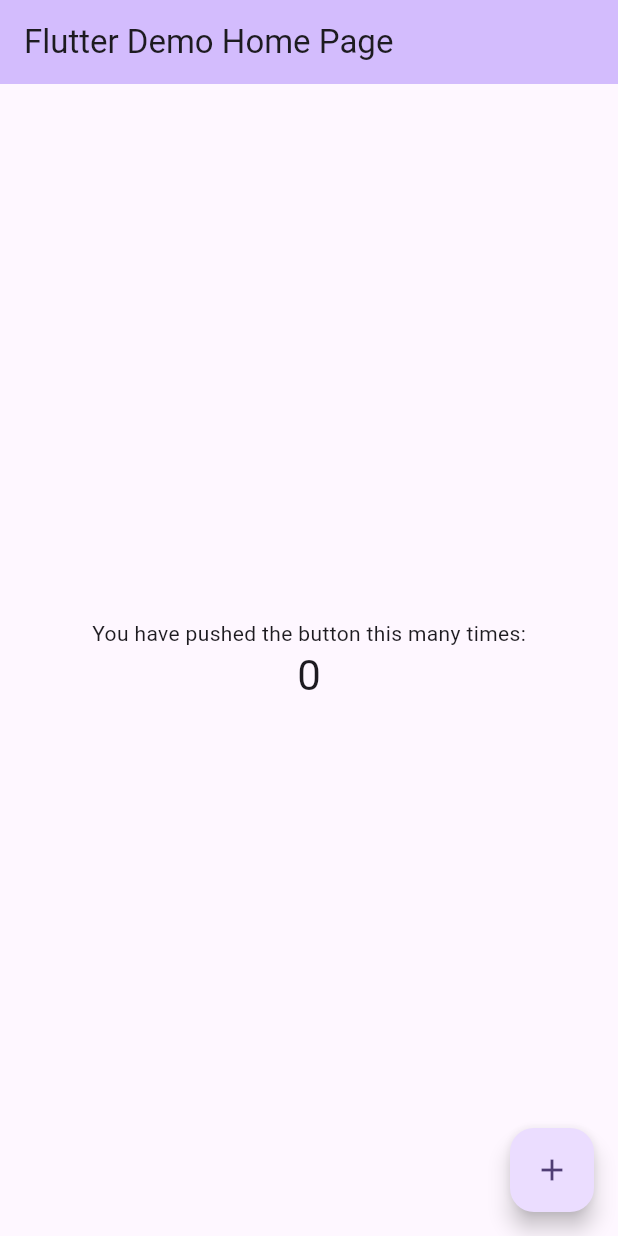
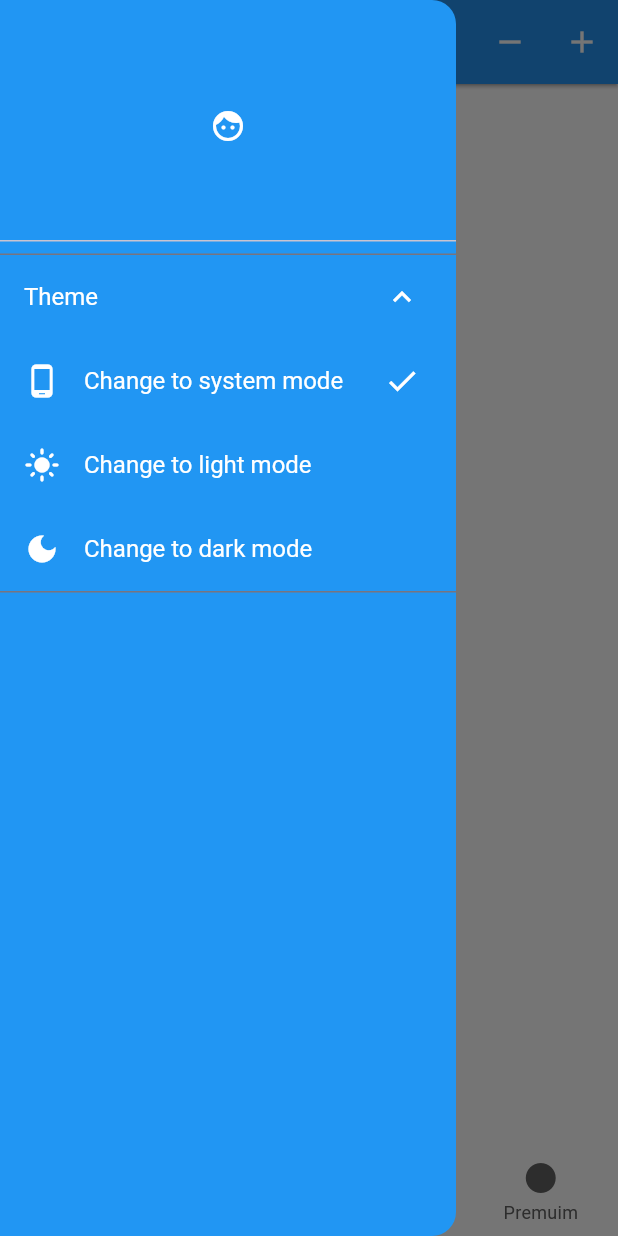
Before and after one commit to TharoChan/final_project_of_mobile_app, a Flutter app: the screen it shows after launch, with the side drawer open (before the commit the screen has no drawer), on a phone screen of 412 x 824 dp. Run offline on Flutter 3.47's test engine with Material 3 defaults, Android fonts, the phone set to English and light mode, and no system bars.

Commit message:
layout and theme

```diff
--- /dev/null
+++ b/lib/layout_page.dart
@@ -0,0 +1,224 @@
+// import 'package:final_project_of_mobile_app/pages/home_page/home_page.dart';
+// import 'package:final_project_of_mobile_app/pages/library_page/library_page.dart';
+// import 'package:final_project_of_mobile_app/pages/premium_page/premium_page.dart';
+// import 'package:final_project_of_mobile_app/pages/search_page/search_page.dart';
+// import 'package:flutter/material.dart';
+
+// class LayoutPage extends StatefulWidget {
+//   const LayoutPage({super.key});
+
+//   @override
+//   State<LayoutPage> createState() => _LayoutPageState();
+// }
+
+// class _LayoutPageState extends State<LayoutPage> {
+//   final _scaffoldKey = GlobalKey<ScaffoldState>();
+
+//   @override
+//   Widget build(BuildContext context) {
+//     return Scaffold(
+//       key: _scaffoldKey,
+//       body: _buildBody(),
+//       bottomNavigationBar: _buildBottomNavBar(),
+//     );
+//   }
+
+//   int _pageIndex = 0;
+//   Widget _buildBody() {
+//     return IndexedStack(
+//       index: _pageIndex,
+//       children: const [HomePage(), SearchPage(), LibraryPage(), PremiumPage()],
+//     );
+//   }
+
+//   int _navIndex = 0;
+
+//   Widget _buildBottomNavBar() {
+//     return BottomNavigationBar(
+//       currentIndex: _navIndex,
+//       onTap: (index) {
+//         setState(() {
+//           _navIndex = index;
+//           _pageIndex = index;
+//         });
+//       },
+//       type: BottomNavigationBarType.fixed,
+//       selectedItemColor: Colors.pink,
+//       unselectedItemColor: Colors.grey,
+//       // showSelectedLabels: false,
+//       showUnselectedLabels: false,
+//       items: const [
+//         BottomNavigationBarItem(
+//           icon: Icon(Icons.home),
+//           label: "Home",
+//         ),
+//         BottomNavigationBarItem(
+//           icon: Icon(Icons.search),
+//           label: "Search",
+//         ),
+//         BottomNavigationBarItem(
+//           icon: Icon(Icons.book),
+//           label: "Your Library",
+//         ),
+//         BottomNavigationBarItem(
+//           icon: Icon(Icons.circle_sharp),
+//           label: "Premuim",
+//         ),
+//       ],
+//     );
+//   }
+// }
+
+import 'package:final_project_of_mobile_app/pages/home_page/home_page.dart';
+import 'package:final_project_of_mobile_app/pages/library_page/library_page.dart';
+import 'package:final_project_of_mobile_app/pages/premium_page/premium_page.dart';
+import 'package:final_project_of_mobile_app/pages/search_page/search_page.dart';
+import 'package:flutter/material.dart';
+import 'package:final_project_of_mobile_app/state_app/fontszie_logic.dart';
+import 'package:final_project_of_mobile_app/state_app/theme_logic.dart';
+import 'package:provider/provider.dart';
+
+class LayoutPage extends StatefulWidget {
+  const LayoutPage({super.key});
+
+  @override
+  State<LayoutPage> createState() => _LayoutPageState();
+}
+
+class _LayoutPageState extends State<LayoutPage> {
+  final _scaffoldKey = GlobalKey<ScaffoldState>();
+
+  @override
+  Widget build(BuildContext context) {
+    double size = context.watch<FontSizeLogic>().size;
+
+    return Scaffold(
+      key: _scaffoldKey,
+      appBar: AppBar(
+        shadowColor: const Color.fromARGB(255, 28, 16, 16),
+        elevation: 1,
+        title: const Text("First Screen"),
+        actions: [
+          IconButton(
+            onPressed: () {
+              setState(() {
+                //   _counter--;
+                context.read<FontSizeLogic>().decrease();
+              });
+            },
+            icon: const Icon(Icons.remove),
+          ),
+          IconButton(
+            onPressed: () {
+              setState(() {
+                // _counter++;
+                context.read<FontSizeLogic>().increase();
+              });
+            },
+            icon: const Icon(Icons.add),
+          ),
+        ],
+      ),
+      body: _buildBody(size),
+      bottomNavigationBar: _buildBottomNavBar(),
+      drawer: _buildDrawer(),
+    );
+  }
+
+  Widget _buildDrawer() {
+    int themeIndex = context.watch<ThemeLogic>().themeIndex;
+
+    return Drawer(
+      child: ListView(
+        children: [
+          const DrawerHeader(child: Icon(Icons.face)),
+          ExpansionTile(
+            title: const Text(
+              'Theme',
+              style: TextStyle(color: Colors.white),
+            ),
+            initiallyExpanded: true,
+            children: [
+              ListTile(
+                leading: const Icon(Icons.phone_android),
+                title: const Text("Change to system mode"),
+                onTap: () {
+                  context.read<ThemeLogic>().changeToSystemMode();
+                },
+                trailing: themeIndex == 0 ? const Icon(Icons.check) : null,
+              ),
+              ListTile(
+                leading: const Icon(Icons.light_mode),
+                title: const Text("Change to light mode"),
+                onTap: () {
+                  context.read<ThemeLogic>().changeToLightMode();
+                },
+                trailing: themeIndex == 1 ? const Icon(Icons.check) : null,
+              ),
+              ListTile(
+                leading: const Icon(Icons.dark_mode),
+                title: const Text("Change to dark mode"),
+                onTap: () {
+                  context.read<ThemeLogic>().changeToDarkMode();
+                },
+                trailing: themeIndex == 2 ? const Icon(Icons.check) : null,
+              ),
+            ],
+          ),
+        ],
+      ),
+    );
+  }
+
+  int _pageIndex = 0;
+  Widget _buildBody(double size) {
+    return IndexedStack(
+      index: _pageIndex,
+      children: [
+        HomePage(size: size),
+        SearchPage(size: size),
+        LibraryPage(size: size),
+        PremiumPage(size: size)
+      ],
+    );
+  }
+
+  int _navIndex = 0;
+
+  Widget _buildBottomNavBar() {
+    return BottomNavigationBar(
+      // backgroundColor: Colors.black,
+      elevation: 0,
+      currentIndex: _navIndex,
+      onTap: (index) {
+        setState(() {
+          _navIndex = index;
+          _pageIndex = index;
+        });
+      },
+      type: BottomNavigationBarType.fixed,
+      // selectedItemColor: Colors.white,
+      // unselectedItemColor: Colors.grey,
+      // showSelectedLabels: false,
+      showUnselectedLabels: true,
+      items: const [
+        BottomNavigationBarItem(
+          icon: Icon(Icons.home),
+          label: "Home",
+        ),
+        BottomNavigationBarItem(
+          icon: Icon(Icons.search),
+          label: "Search",
+        ),
+        BottomNavigationBarItem(
+          icon: Icon(Icons.book),
+          label: "Your Library",
+        ),
+        BottomNavigationBarItem(
+          icon: Icon(Icons.circle_sharp),
+          label: "Premuim",
+        ),
+      ],
+    );
+  }
+}
--- a/lib/main.dart
+++ b/lib/main.dart
@@ -1,125 +1,10 @@
+import 'package:final_project_of_mobile_app/state_app.dart';
 import 'package:flutter/material.dart';
 
 void main() {
-  runApp(const MyApp());
+  runApp(MaterialApp(
+    debugShowCheckedModeBanner: false,
+    title: 'Final Mobile Project',
+    home: providerStateApp(),
+  ));
 }
-
-class MyApp extends StatelessWidget {
-  const MyApp({super.key});
-
-  // This widget is the root of your application.
-  @override
-  Widget build(BuildContext context) {
-    return MaterialApp(
-      title: 'Flutter Demo',
-      theme: ThemeData(
-        // This is the theme of your application.
-        //
-        // TRY THIS: Try running your application with "flutter run". You'll see
-        // the application has a purple toolbar. Then, without quitting the app,
-        // try changing the seedColor in the colorScheme below to Colors.green
-        // and then invoke "hot reload" (save your changes or press the "hot
-        // reload" button in a Flutter-supported IDE, or press "r" if you used
-        // the command line to start the app).
-        //
-        // Notice that the counter didn't reset back to zero; the application
-        // state is not lost during the reload. To reset the state, use hot
-        // restart instead.
-        //
-        // This works for code too, not just values: Most code changes can be
-        // tested with just a hot reload.
-        colorScheme: ColorScheme.fromSeed(seedColor: Colors.deepPurple),
-        useMaterial3: true,
-      ),
-      home: const MyHomePage(title: 'Flutter Demo Home Page'),
-    );
-  }
-}
-
-class MyHomePage extends StatefulWidget {
-  const MyHomePage({super.key, required this.title});
-
-  // This widget is the home page of your application. It is stateful, meaning
-  // that it has a State object (defined below) that contains fields that affect
-  // how it looks.
-
-  // This class is the configuration for the state. It holds the values (in this
-  // case the title) provided by the parent (in this case the App widget) and
-  // used by the build method of the State. Fields in a Widget subclass are
-  // always marked "final".
-
-  final String title;
-
-  @override
-  State<MyHomePage> createState() => _MyHomePageState();
-}
-
-class _MyHomePageState extends State<MyHomePage> {
-  int _counter = 0;
-
-  void _incrementCounter() {
-    setState(() {
-      // This call to setState tells the Flutter framework that something has
-      // changed in this State, which causes it to rerun the build method below
-      // so that the display can reflect the updated values. If we changed
-      // _counter without calling setState(), then the build method would not be
-      // called again, and so nothing would appear to happen.
-      _counter++;
-    });
-  }
-
-  @override
-  Widget build(BuildContext context) {
-    // This method is rerun every time setState is called, for instance as done
-    // by the _incrementCounter method above.
-    //
-    // The Flutter framework has been optimized to make rerunning build methods
-    // fast, so that you can just rebuild anything that needs updating rather
-    // than having to individually change instances of widgets.
-    return Scaffold(
-      appBar: AppBar(
-        // TRY THIS: Try changing the color here to a specific color (to
-        // Colors.amber, perhaps?) and trigger a hot reload to see the AppBar
-        // change color while the other colors stay the same.
-        backgroundColor: Theme.of(context).colorScheme.inversePrimary,
-        // Here we take the value from the MyHomePage object that was created by
-        // the App.build method, and use it to set our appbar title.
-        title: Text(widget.title),
-      ),
-      body: Center(
-        // Center is a layout widget. It takes a single child and positions it
-        // in the middle of the parent.
-        child: Column(
-          // Column is also a layout widget. It takes a list of children and
-          // arranges them vertically. By default, it sizes itself to fit its
-          // children horizontally, and tries to be as tall as its parent.
-          //
-          // Column has various properties to control how it sizes itself and
-          // how it positions its children. Here we use mainAxisAlignment to
-          // center the children vertically; the main axis here is the vertical
-          // axis because Columns are vertical (the cross axis would be
-          // horizontal).
-          //
-          // TRY THIS: Invoke "debug painting" (choose the "Toggle Debug Paint"
-          // action in the IDE, or press "p" in the console), to see the
-          // wireframe for each widget.
-          mainAxisAlignment: MainAxisAlignment.center,
-          children: <Widget>[
-            const Text(
-              'You have pushed the button this many times:',
-            ),
-            Text(
-              '$_counter',
-              style: Theme.of(context).textTheme.headlineMedium,
-            ),
-          ],
-        ),
-      ),
-      floatingActionButton: FloatingActionButton(
-        onPressed: _incrementCounter,
-        tooltip: 'Increment',
-        child: const Icon(Icons.add),
-      ), // This trailing comma makes auto-formatting nicer for build methods.
-    );
-  }
-}
--- /dev/null
+++ b/lib/pages/home_page/home_page.dart
@@ -0,0 +1,22 @@
+import 'package:flutter/material.dart';
+
+class HomePage extends StatelessWidget {
+  final double size;
+
+  const HomePage({
+    super.key,
+    required this.size,
+  });
+
+  @override
+  Widget build(BuildContext context) {
+    return Scaffold(
+      body: Center(
+        child: Text(
+          'Home Page',
+          style: TextStyle(fontSize: 18 + size),
+        ),
+      ),
+    );
+  }
+}
--- /dev/null
+++ b/lib/state_app.dart
@@ -0,0 +1,89 @@
+import 'package:final_project_of_mobile_app/layout_page.dart';
+import 'package:flutter/material.dart';
+import 'state_app/fontszie_logic.dart';
+import 'state_app/theme_logic.dart';
+import 'package:provider/provider.dart';
+
+Widget providerStateApp() {
+  return MultiProvider(
+    providers: [
+      ChangeNotifierProvider(create: (context) => FontSizeLogic()),
+      ChangeNotifierProvider(create: (context) => ThemeLogic())
+    ],
+    child: const StateApp(),
+  );
+}
+
+class StateApp extends StatelessWidget {
+  const StateApp({super.key});
+
+  @override
+  Widget build(BuildContext context) {
+    int themeIndex = context.watch<ThemeLogic>().themeIndex;
+
+    return MaterialApp(
+      debugShowCheckedModeBanner: false,
+      home: const LayoutPage(),
+      themeMode: themeIndex == 0
+          ? ThemeMode.system
+          : themeIndex == 1
+              ? ThemeMode.light
+              : ThemeMode.dark,
+      theme: ThemeData(
+        brightness: Brightness.light,
+        scaffoldBackgroundColor: Colors.white,
+        appBarTheme: const AppBarTheme(
+            backgroundColor: Colors.blue,
+            titleTextStyle: TextStyle(color: Colors.white, fontSize: 24),
+            iconTheme: IconThemeData(color: Colors.white)),
+        drawerTheme: const DrawerThemeData(
+          backgroundColor: Colors.blue,
+        ),
+        expansionTileTheme: const ExpansionTileThemeData(
+          textColor: Colors.white,
+          iconColor: Colors.white,
+        ),
+        listTileTheme: const ListTileThemeData(
+          iconColor: Colors.white,
+          textColor: Colors.white,
+          titleTextStyle: TextStyle(fontSize: 16),
+        ),
+        iconTheme: const IconThemeData(
+          color: Colors.white,
+        ),
+        bottomNavigationBarTheme: BottomNavigationBarThemeData(
+          backgroundColor: Colors.white,
+          selectedItemColor: Colors.black,
+          unselectedItemColor: Colors.grey[700],
+        ),
+      ),
+      darkTheme: ThemeData(
+        brightness: Brightness.dark,
+        scaffoldBackgroundColor: Colors.black,
+        appBarTheme: const AppBarTheme(
+          backgroundColor: Colors.black,
+        ),
+        drawerTheme: const DrawerThemeData(
+          backgroundColor: Colors.black,
+        ),
+        expansionTileTheme: ExpansionTileThemeData(
+          textColor: Colors.blue[300],
+          iconColor: Colors.blue[300],
+        ),
+        listTileTheme: ListTileThemeData(
+          iconColor: Colors.blue[300],
+          textColor: Colors.blue[300],
+          titleTextStyle: const TextStyle(fontSize: 16),
+        ),
+        iconTheme: IconThemeData(
+          color: Colors.blue[300],
+        ),
+        bottomNavigationBarTheme: const BottomNavigationBarThemeData(
+          backgroundColor: Colors.black,
+          selectedItemColor: Colors.white,
+          unselectedItemColor: Colors.grey,
+        ),
+      ),
+    );
+  }
+}
--- /dev/null
+++ b/lib/state_app/fontszie_logic.dart
@@ -0,0 +1,16 @@
+import 'package:flutter/material.dart';
+
+class FontSizeLogic extends ChangeNotifier {
+  double _size = 0;
+  double get size => _size;
+
+  void increase() {
+    _size++;
+    notifyListeners();
+  }
+
+  void decrease() {
+    _size--;
+    notifyListeners();
+  }
+}
--- /dev/null
+++ b/lib/state_app/theme_logic.dart
@@ -0,0 +1,21 @@
+import 'package:flutter/material.dart';
+
+class ThemeLogic extends ChangeNotifier {
+  int _themeIndex = 0;
+  int get themeIndex => _themeIndex;
+
+  void changeToSystemMode() {
+    _themeIndex = 0;
+    notifyListeners();
+  }
+
+  void changeToLightMode() {
+    _themeIndex = 1;
+    notifyListeners();
+  }
+
+  void changeToDarkMode() {
+    _themeIndex = 2;
+    notifyListeners();
+  }
+}
--- a/pubspec.yaml
+++ b/pubspec.yaml
@@ -35,6 +35,8 @@ dependencies:
   # The following adds the Cupertino Icons font to your application.
   # Use with the CupertinoIcons class for iOS style icons.
   cupertino_icons: ^1.0.6
+  provider: ^6.1.2
+
 
 dev_dependencies:
   flutter_test:
```
Also changed, not shown: lib/pages/library_page/library_page.dart (added, +22 -0 lines), lib/pages/premium_page/premium_page.dart (added, +22 -0 lines), lib/pages/search_page/search_page.dart (added, +22 -0 lines), lib/routes/app_routes.dart (added, +28 -0 lines), pubspec.lock, 1 other file.
